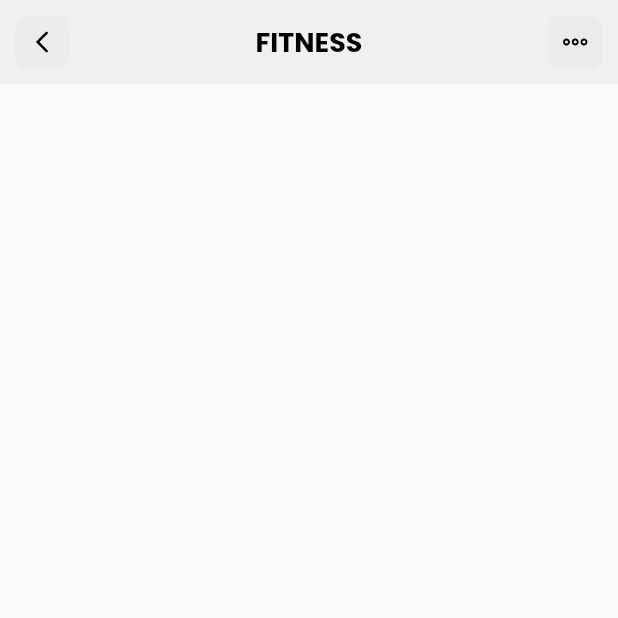
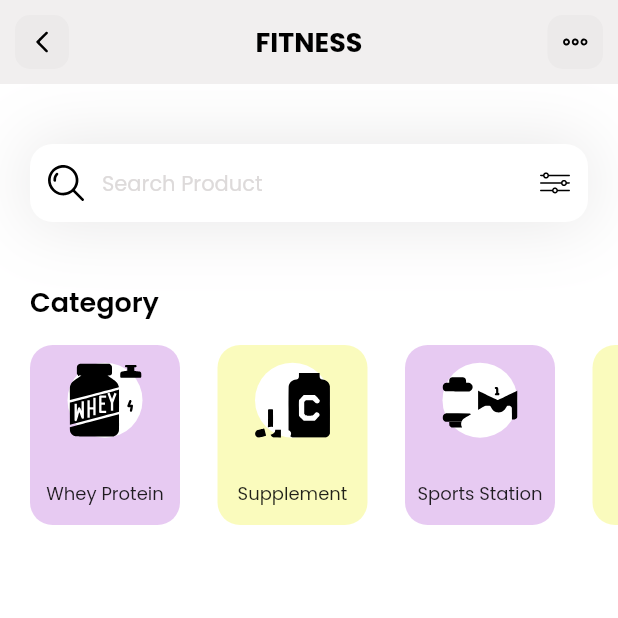
Before and after one commit to Gyndara/fitness, a Flutter app: the screen it shows after launch, on a phone screen of 412 x 824 dp, the top half of it. Run offline on Flutter 3.47's test engine with Material 2 defaults, Android fonts, the phone set to English and light mode, and no system bars; our stand-ins replace flutter_svg.

Commit message:
new category

```diff
--- /dev/null
+++ b/lib/models/category_model.dart
@@ -0,0 +1,39 @@
+import 'package:flutter/material.dart';
+
+class CategoryModel {
+  String name;
+  String iconPath; // Ubah iconPatch menjadi iconPath
+  Color boxColor; // Ubah boxcolor menjadi boxColor
+
+  CategoryModel({
+    required this.name,
+    required this.iconPath, // Ubah iconPatch menjadi iconPath
+    required this.boxColor, // Ubah boxcolor menjadi boxColor
+  });
+
+  static List<CategoryModel> getCategories() {
+    List<CategoryModel> categories = [];
+
+    categories.add(CategoryModel(
+        name: 'Whey Protein',
+        iconPath: 'assets/icon/G1.svg', // Ubah ekstensi gambar
+        boxColor: Color.fromARGB(255, 176, 81, 213)));
+
+    categories.add(CategoryModel(
+        name: 'Supplement',
+        iconPath: 'assets/icon/G2.svg', // Ubah ekstensi gambar
+        boxColor: Color.fromARGB(255, 239, 243, 37)));
+
+    categories.add(CategoryModel(
+        name: 'Sports Station',
+        iconPath: 'assets/icon/G3.svg', // Ubah ekstensi gambar
+        boxColor: Color.fromARGB(255, 176, 81, 213)));
+
+    categories.add(CategoryModel(
+        name: 'Work Out',
+        iconPath: 'assets/icon/G4.svg', // Ubah ekstensi gambar
+        boxColor: Color.fromARGB(255, 239, 243, 37)));
+
+    return categories;
+  }
+}
--- a/lib/pages/home.dart
+++ b/lib/pages/home.dart
@@ -1,13 +1,166 @@
+import 'package:fitness/models/category_model.dart';
 import 'package:flutter/material.dart';
-import 'package:flutter_svg/flutter_svg.dart'; // Perhatikan perubahan dari 'flutter_svg/svg.dart' menjadi 'flutter_svg/flutter_svg.dart'
+import 'package:flutter_svg/flutter_svg.dart';
 
-class HomePage extends StatelessWidget {
-  const HomePage({Key? key}) : super(key: key); // Perbaikan konstruktor
+class HomePage extends StatefulWidget {
+  HomePage({Key? key}) : super(key: key);
+
+  @override
+  State<HomePage> createState() => _HomePageState();
+}
+
+class _HomePageState extends State<HomePage> {
+  List<CategoryModel> categories = [];
+
+  void _getCategories() {
+    categories = CategoryModel.getCategories();
+  }
+
+  @override
+  void initState() {
+    _getCategories();
+    super.initState();
+  }
 
   @override
   Widget build(BuildContext context) {
     return Scaffold(
       appBar: appBar(),
+      backgroundColor: Colors.white,
+      body: Column(
+        crossAxisAlignment: CrossAxisAlignment.start,
+        children: [
+          _searchField(),
+          SizedBox(height: 40),
+          _categoriesSection(),
+          // Tambahkan widget lain di sini sesuai kebutuhan
+        ],
+      ),
+    );
+  }
+
+  Column _categoriesSection() {
+    return Column(
+          crossAxisAlignment: CrossAxisAlignment.start,
+          children: [
+            Padding(
+              padding: const EdgeInsets.only(left: 20),
+              child: Text(
+                'Category',
+                style: TextStyle(
+                  color: Colors.black,
+                  fontSize: 18,
+                  fontWeight: FontWeight.w600,
+                ),
+              ),
+            ),
+            SizedBox(
+              height: 15,
+            ),
+            Container(
+              height: 120,
+              child: ListView.separated(
+                itemCount: categories.length,
+                scrollDirection: Axis.horizontal,
+                padding: EdgeInsets.only(left: 20, right: 20),
+                separatorBuilder: (context, index) => SizedBox(width: 25),
+                itemBuilder: (context, index) {
+                  return Container(
+                    width: 100,
+                    decoration: BoxDecoration(
+                      color: categories[index].boxColor.withOpacity(0.3),
+                      borderRadius: BorderRadius.circular(15),
+                    ),
+                    child: Column(
+                      mainAxisAlignment: MainAxisAlignment.spaceEvenly,
+                      children: [
+                        Container(
+                          width: 50,
+                          height: 50,
+                          decoration: BoxDecoration(
+                            color: Colors.white,
+                            shape: BoxShape.circle,
+                          ),
+                          child: Padding(
+                            padding: const EdgeInsets.all(0.0),
+                            child: SvgPicture.asset(categories[index].iconPath),
+                            ),
+                        ),
+                        SizedBox(height: 5), // Jarak antara ikon dan label
+                        Text(
+                          categories[index].name,
+                          textAlign: TextAlign.center,
+                          style: TextStyle(
+                            fontSize: 12,
+                            fontWeight: FontWeight.w400,
+                          ),
+                        ),
+                      ],
+                    ),
+                  );
+                },
+              ),
+            )
+          ],
+        );
+  }
+
+  Container _searchField() {
+    return Container(
+      margin: EdgeInsets.only(top: 40, left: 20, right: 20),
+      decoration: BoxDecoration(boxShadow: [
+        BoxShadow(
+          color: Color(0xff1D1617).withOpacity(0.11),
+          blurRadius: 40,
+          spreadRadius: 0.0,
+        ),
+      ]),
+      child: TextField(
+        decoration: InputDecoration(
+          filled: true,
+          fillColor: Colors.white,
+          contentPadding: EdgeInsets.all(15),
+          hintText: 'Search Product',
+          hintStyle: TextStyle(
+            color: Color(0xffDDDADA),
+            fontSize: 14,
+          ),
+          prefixIcon: Padding(
+            padding: const EdgeInsets.all(12),
+            child: SvgPicture.asset(
+              'assets/icon/search.svg',
+              height: 20,
+              width: 20,
+            ),
+          ),
+          suffixIcon: Container(
+            width: 100,
+            child: Row(
+              mainAxisAlignment: MainAxisAlignment.end,
+              children: [
+                VerticalDivider(
+                  color: Colors.black,
+                  indent: 10,
+                  endIndent: 10,
+                  thickness: 0.1,
+                ),
+                Padding(
+                  padding: const EdgeInsets.all(12),
+                  child: SvgPicture.asset(
+                    'assets/icon/edit.svg',
+                    height: 20,
+                    width: 20,
+                  ),
+                ),
+              ],
+            ),
+          ),
+          border: OutlineInputBorder(
+            borderRadius: BorderRadius.circular(15),
+            borderSide: BorderSide.none,
+          ),
+        ),
+      ),
     );
   }
 
@@ -25,7 +178,6 @@ class HomePage extends StatelessWidget {
       elevation: 0.0,
       centerTitle: true,
       leading: GestureDetector(
-        // Menggunakan GestureDetector untuk menambahkan onTap
         onTap: () {
           // Handler saat leading icon diklik
         },
@@ -45,7 +197,6 @@ class HomePage extends StatelessWidget {
       ),
       actions: [
         GestureDetector(
-          // Menggunakan GestureDetector untuk menambahkan onTap
           onTap: () {
             // Handler saat action icon diklik
           },
```
Also changed, not shown: pubspec.yaml (+8 -1 lines), assets/icon/G1.svg (added), assets/icon/G2.svg (added), assets/icon/G3.svg (added), assets/icon/G4.svg (added), assets/icon/edit.svg (added), assets/icon/search.svg (added).
